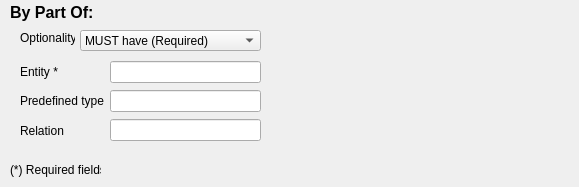
Old version of the form GUI_Windows/Filters-Requirements/by_part_of.ui in the repository ivanfelipeib/Masterarbeit.
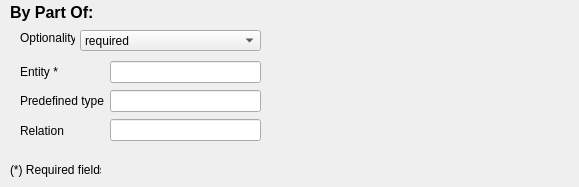
New version of the form.

Patch:
```diff
--- a/GUI_Windows/Filters-Requirements/by_part_of.ui
+++ b/GUI_Windows/Filters-Requirements/by_part_of.ui
@@ -109,7 +109,7 @@
     </property>
     <item>
      <property name="text">
-      <string>MUST have (Required)</string>
+      <string>required</string>
      </property>
     </item>
     <item>
```
Left out of the diff: 2 changed lines with no effect on the pictures.
